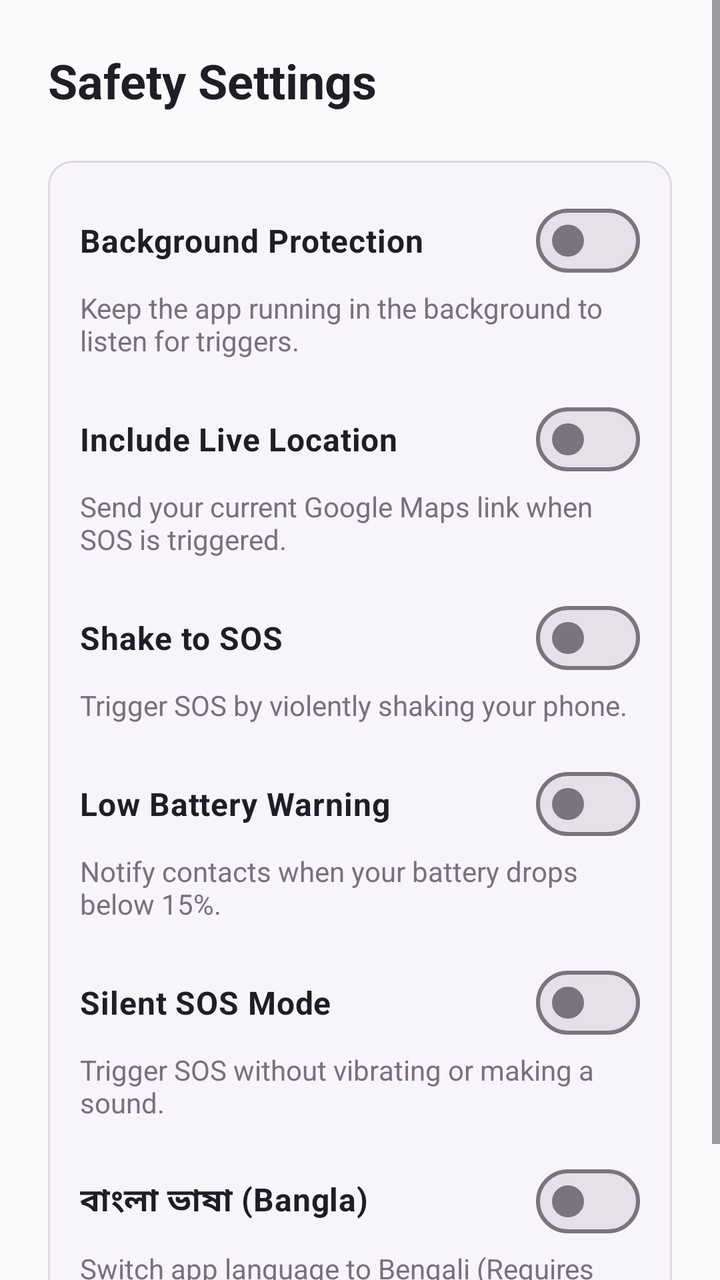
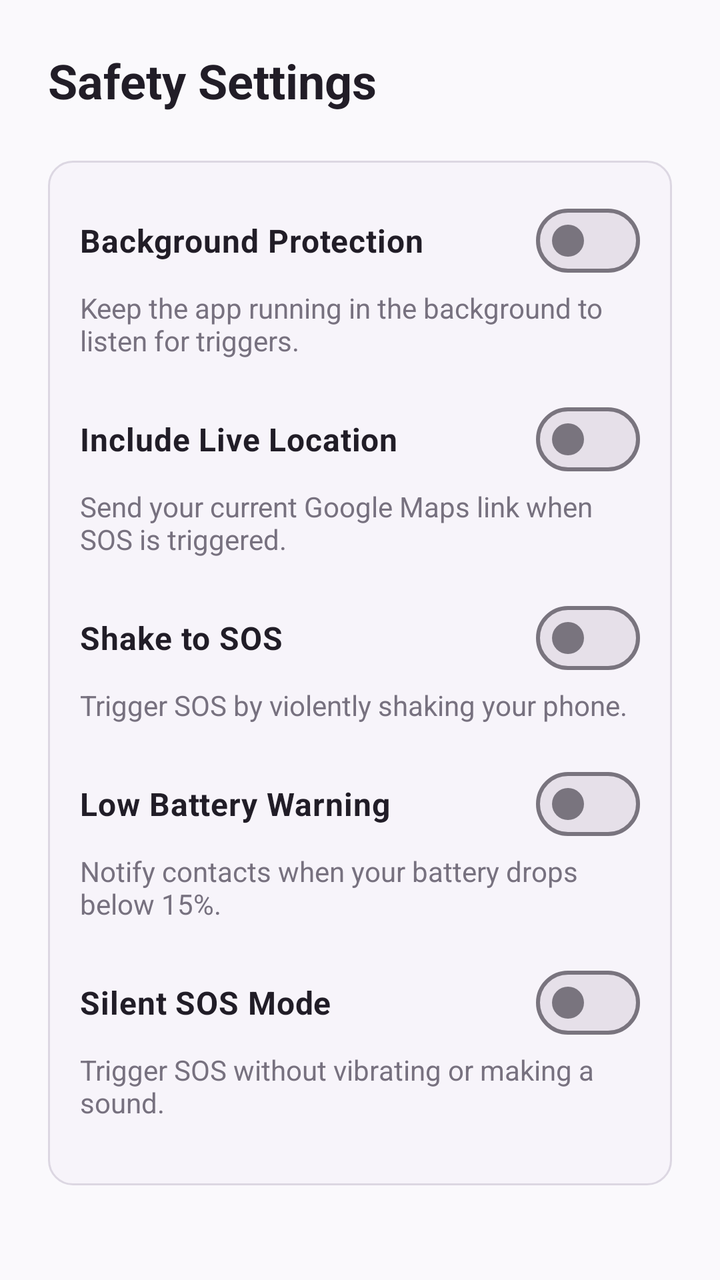

Two renders of the same Android screen: before a commit and after it. Below are the layout's source before the change and the commit's diff.
<!-- AndroidManifest.xml: application theme Theme.WomenSafety -->
<!-- res/layout/fragment_safety.xml -->
<?xml version="1.0" encoding="utf-8"?>
<ScrollView xmlns:android="http://schemas.android.com/apk/res/android"
    xmlns:app="http://schemas.android.com/apk/res-auto"
    xmlns:tools="http://schemas.android.com/tools"
    android:layout_width="match_parent"
    android:layout_height="match_parent"
    android:background="@color/premium_login_bg"
    tools:context=".ui.safety.SafetyFragment">

    <LinearLayout
        android:layout_width="match_parent"
        android:layout_height="wrap_content"
        android:orientation="vertical"
        android:padding="24dp">

        <TextView
            android:layout_width="wrap_content"
            android:layout_height="wrap_content"
            android:text="Safety Settings"
            android:textColor="@color/premium_login_text_main"
            android:textSize="24sp"
            android:textStyle="bold"
            android:layout_marginBottom="24dp" />

        <FrameLayout
            android:layout_width="match_parent"
            android:layout_height="wrap_content"
            android:layout_marginBottom="16dp"
            android:background="@drawable/bg_premium_input_normal">

            <LinearLayout
                android:layout_width="match_parent"
                android:layout_height="wrap_content"
                android:orientation="vertical"
                android:padding="16dp">

                
                <com.google.android.material.materialswitch.MaterialSwitch
                    android:id="@+id/switch_background_protection"
                    android:layout_width="match_parent"
                    android:layout_height="wrap_content"
                    android:text="Background Protection"
                    android:textColor="@color/premium_login_text_main"
                    android:textSize="16sp"
                    android:textStyle="bold" />
                <TextView
                    android:layout_width="wrap_content"
                    android:layout_height="wrap_content"
                    android:text="Keep the app running in the background to listen for triggers."
                    android:textColor="@color/premium_login_text_secondary"
                    android:textSize="14sp"
                    android:layout_marginBottom="16dp"/>

                
                <com.google.android.material.materialswitch.MaterialSwitch
                    android:id="@+id/switch_live_location"
                    android:layout_width="match_parent"
                    android:layout_height="wrap_content"
                    android:text="Include Live Location"
                    android:textColor="@color/premium_login_text_main"
                    android:textSize="16sp"
                    android:textStyle="bold" />
                <TextView
                    android:layout_width="wrap_content"
                    android:layout_height="wrap_content"
                    android:text="Send your current Google Maps link when SOS is triggered."
                    android:textColor="@color/premium_login_text_secondary"
                    android:textSize="14sp"
                    android:layout_marginBottom="16dp"/>

                
                <com.google.android.material.materialswitch.MaterialSwitch
                    android:id="@+id/switch_shake_detection"
                    android:layout_width="match_parent"
                    android:layout_height="wrap_content"
                    android:text="Shake to SOS"
                    android:textColor="@color/premium_login_text_main"
                    android:textSize="16sp"
                    android:textStyle="bold" />
                <TextView
                    android:layout_width="wrap_content"
                    android:layout_height="wrap_content"
                    android:text="Trigger SOS by violently shaking your phone."
                    android:textColor="@color/premium_login_text_secondary"
                    android:textSize="14sp"
                    android:layout_marginBottom="16dp"/>

                
                <com.google.android.material.materialswitch.MaterialSwitch
                    android:id="@+id/switch_auto_notify"
                    android:layout_width="match_parent"
                    android:layout_height="wrap_content"
                    android:text="Low Battery Warning"
                    android:textColor="@color/premium_login_text_main"
                    android:textSize="16sp"
                    android:textStyle="bold" />
                <TextView
                    android:layout_width="wrap_content"
                    android:layout_height="wrap_content"
                    android:text="Notify contacts when your battery drops below 15%."
                    android:textColor="@color/premium_login_text_secondary"
                    android:textSize="14sp"
                    android:layout_marginBottom="16dp"/>

                
                <com.google.android.material.materialswitch.MaterialSwitch
                    android:id="@+id/switch_silent_sos"
                    android:layout_width="match_parent"
                    android:layout_height="wrap_content"
                    android:text="Silent SOS Mode"
                    android:textColor="@color/premium_login_text_main"
                    android:textSize="16sp"
                    android:textStyle="bold" />
                <TextView
                    android:layout_width="wrap_content"
                    android:layout_height="wrap_content"
                    android:text="Trigger SOS without vibrating or making a sound."
                    android:textColor="@color/premium_login_text_secondary"
                    android:textSize="14sp"
                    android:layout_marginBottom="16dp"/>

                
                <com.google.android.material.materialswitch.MaterialSwitch
                    android:id="@+id/switch_language"
                    android:layout_width="match_parent"
                    android:layout_height="wrap_content"
                    android:text="বাংলা ভাষা (Bangla)"
                    android:textColor="@color/premium_login_text_main"
                    android:textSize="16sp"
                    android:textStyle="bold" />
                <TextView
                    android:layout_width="wrap_content"
                    android:layout_height="wrap_content"
                    android:text="Switch app language to Bengali (Requires Restart)."
                    android:textColor="@color/premium_login_text_secondary"
                    android:textSize="14sp" />

            </LinearLayout>
        </FrameLayout>

    </LinearLayout>
</ScrollView>
<!-- resources referenced by this layout -->
<resources>
  <color name="premium_login_bg">#FAF9FC</color>
  <color name="premium_login_text_main">#211D27</color>
  <color name="premium_login_text_secondary">#77717F</color>
  <!-- drawable bg_premium_input_normal (drawable) -->
  <?xml version="1.0" encoding="utf-8"?>
  <shape xmlns:android="http://schemas.android.com/apk/res/android"
      android:shape="rectangle">
      <solid android:color="@color/premium_login_input_bg" />
      <stroke
          android:width="1dp"
          android:color="@color/premium_login_border" />
      <corners android:radius="12dp" />
  </shape>
  <style name="Theme.WomenSafety" parent="Base.Theme.WomenSafety" />
  <color name="premium_login_input_bg">#F7F4FA</color>
  <color name="premium_login_border">#DCD7E2</color>
  <color name="primary">#E63950</color>
  <color name="primary_dark">#B91C35</color>
  <color name="background">#FDFCFE</color>
  <color name="surface">#FFFFFF</color>
  <color name="on_surface">#2D2C31</color>
  <color name="on_surface_secondary">#5F5E64</color>
  <color name="sos">#E63950</color>
  <style name="TextAppearance.WomenSafety.AppTitle" parent="TextAppearance.Material3.HeadlineLarge">
          <item name="android:textSize">24sp</item>
          <item name="android:textStyle">bold</item>
          <item name="android:fontFamily">sans-serif</item>
      </style>
  <style name="TextAppearance.WomenSafety.ScreenTitle" parent="TextAppearance.Material3.HeadlineMedium">
          <item name="android:textSize">22sp</item>
          <item name="android:textStyle">bold</item> 
          <item name="android:textFontWeight">600</item> 
          <item name="android:fontFamily">sans-serif</item>
      </style>
  <style name="TextAppearance.WomenSafety.CardTitle" parent="TextAppearance.Material3.TitleMedium">
          <item name="android:textSize">16sp</item>
          <item name="android:textStyle">normal</item>
          <item name="android:textFontWeight">500</item> 
          <item name="android:fontFamily">sans-serif-medium</item>
      </style>
  <style name="TextAppearance.WomenSafety.Body" parent="TextAppearance.Material3.BodyMedium">
          <item name="android:textSize">15sp</item>
          <item name="android:fontFamily">sans-serif</item>
      </style>
  <style name="TextAppearance.WomenSafety.Caption" parent="TextAppearance.Material3.BodySmall">
          <item name="android:textSize">12sp</item>
          <item name="android:fontFamily">sans-serif</item>
      </style>
  <!-- unchanged entries left out for length: 1 -->
</resources>

<!-- the commit's change to res/layout/fragment_safety.xml (unified diff, before → after) -->
@@ -16,7 +16,7 @@
         <TextView
             android:layout_width="wrap_content"
             android:layout_height="wrap_content"
-            android:text="Safety Settings"
+            android:text="@string/safety_title"
             android:textColor="@color/premium_login_text_main"
             android:textSize="24sp"
             android:textStyle="bold"
@@ -39,14 +39,14 @@
                     android:id="@+id/switch_background_protection"
                     android:layout_width="match_parent"
                     android:layout_height="wrap_content"
-                    android:text="Background Protection"
+                    android:text="@string/safety_bg_protection"
                     android:textColor="@color/premium_login_text_main"
                     android:textSize="16sp"
                     android:textStyle="bold" />
                 <TextView
                     android:layout_width="wrap_content"
                     android:layout_height="wrap_content"
-                    android:text="Keep the app running in the background to listen for triggers."
+                    android:text="@string/safety_bg_protection_desc"
                     android:textColor="@color/premium_login_text_secondary"
                     android:textSize="14sp"
                     android:layout_marginBottom="16dp"/>
@@ -56,14 +56,14 @@
                     android:id="@+id/switch_live_location"
                     android:layout_width="match_parent"
                     android:layout_height="wrap_content"
-                    android:text="Include Live Location"
+                    android:text="@string/safety_live_location"
                     android:textColor="@color/premium_login_text_main"
                     android:textSize="16sp"
                     android:textStyle="bold" />
                 <TextView
                     android:layout_width="wrap_content"
                     android:layout_height="wrap_content"
-                    android:text="Send your current Google Maps link when SOS is triggered."
+                    android:text="@string/safety_live_location_desc"
                     android:textColor="@color/premium_login_text_secondary"
                     android:textSize="14sp"
                     android:layout_marginBottom="16dp"/>
@@ -73,14 +73,14 @@
                     android:id="@+id/switch_shake_detection"
                     android:layout_width="match_parent"
                     android:layout_height="wrap_content"
-                    android:text="Shake to SOS"
+                    android:text="@string/safety_shake_sos"
                     android:textColor="@color/premium_login_text_main"
                     android:textSize="16sp"
                     android:textStyle="bold" />
                 <TextView
                     android:layout_width="wrap_content"
                     android:layout_height="wrap_content"
-                    android:text="Trigger SOS by violently shaking your phone."
+                    android:text="@string/safety_shake_sos_desc"
                     android:textColor="@color/premium_login_text_secondary"
                     android:textSize="14sp"
                     android:layout_marginBottom="16dp"/>
@@ -90,14 +90,14 @@
                     android:id="@+id/switch_auto_notify"
                     android:layout_width="match_parent"
                     android:layout_height="wrap_content"
-                    android:text="Low Battery Warning"
+                    android:text="@string/safety_low_battery"
                     android:textColor="@color/premium_login_text_main"
                     android:textSize="16sp"
                     android:textStyle="bold" />
                 <TextView
                     android:layout_width="wrap_content"
                     android:layout_height="wrap_content"
-                    android:text="Notify contacts when your battery drops below 15%."
+                    android:text="@string/safety_low_battery_desc"
                     android:textColor="@color/premium_login_text_secondary"
                     android:textSize="14sp"
                     android:layout_marginBottom="16dp"/>
@@ -107,33 +107,17 @@
                     android:id="@+id/switch_silent_sos"
                     android:layout_width="match_parent"
                     android:layout_height="wrap_content"
-                    android:text="Silent SOS Mode"
+                    android:text="@string/safety_silent_sos"
                     android:textColor="@color/premium_login_text_main"
                     android:textSize="16sp"
                     android:textStyle="bold" />
                 <TextView
                     android:layout_width="wrap_content"
                     android:layout_height="wrap_content"
-                    android:text="Trigger SOS without vibrating or making a sound."
+                    android:text="@string/safety_silent_sos_desc"
                     android:textColor="@color/premium_login_text_secondary"
                     android:textSize="14sp"
                     android:layout_marginBottom="16dp"/>
-
-                
-                <com.google.android.material.materialswitch.MaterialSwitch
-                    android:id="@+id/switch_language"
-                    android:layout_width="match_parent"
-                    android:layout_height="wrap_content"
-                    android:text="বাংলা ভাষা (Bangla)"
-                    android:textColor="@color/premium_login_text_main"
-                    android:textSize="16sp"
-                    android:textStyle="bold" />
-                <TextView
-                    android:layout_width="wrap_content"
-                    android:layout_height="wrap_content"
-                    android:text="Switch app language to Bengali (Requires Restart)."
-                    android:textColor="@color/premium_login_text_secondary"
-                    android:textSize="14sp" />
 
             </LinearLayout>
         </FrameLayout>
<!-- resource entries referenced after the edit -->
@@ -13,6 +13,17 @@
           android:color="@color/premium_login_border" />
       <corners android:radius="12dp" />
   </shape>
+  <string name="safety_bg_protection">Background Protection</string>
+  <string name="safety_bg_protection_desc">Keep the app running in the background to listen for triggers.</string>
+  <string name="safety_live_location">Include Live Location</string>
+  <string name="safety_live_location_desc">Send your current Google Maps link when SOS is triggered.</string>
+  <string name="safety_low_battery">Low Battery Warning</string>
+  <string name="safety_low_battery_desc">Notify contacts when your battery drops below 15%.</string>
+  <string name="safety_shake_sos">Shake to SOS</string>
+  <string name="safety_shake_sos_desc">Trigger SOS by violently shaking your phone.</string>
+  <string name="safety_silent_sos">Silent SOS Mode</string>
+  <string name="safety_silent_sos_desc">Trigger SOS without vibrating or making a sound.</string>
+  <string name="safety_title">Safety Settings</string>
   <style name="Theme.WomenSafety" parent="Base.Theme.WomenSafety" />
   <color name="premium_login_input_bg">#F7F4FA</color>
   <color name="premium_login_border">#DCD7E2</color>
